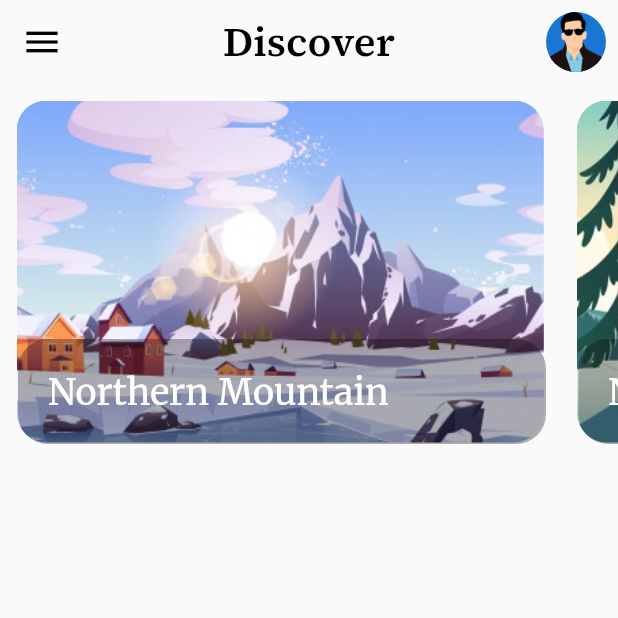
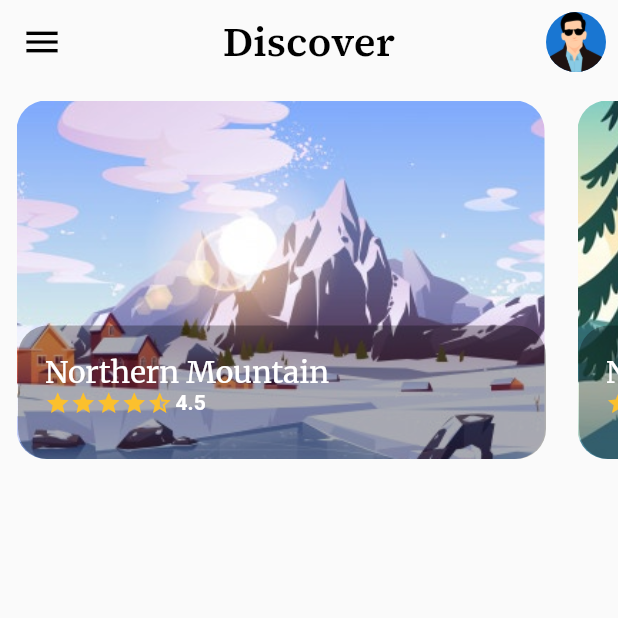
Before and after one commit to Manojkc15/Travel_App, a Flutter app: the DiscoverScreen screen opened directly, on a phone screen of 412 x 824 dp, the top half of it. Run offline on Flutter 3.47's test engine with Material 2 defaults, Android fonts, the light colour scheme and no system bars; our stand-ins replace google_fonts, page_transition.

Commit message:
adds static ratings

```diff
--- a/lib/Components/card_sample.dart
+++ b/lib/Components/card_sample.dart
@@ -1,5 +1,6 @@
 import 'dart:ui';
 
+import 'package:flutter/cupertino.dart';
 import 'package:flutter/material.dart';
 import 'package:google_fonts/google_fonts.dart';
 
@@ -19,28 +20,78 @@ class CardSample extends StatelessWidget {
     return Stack(
       children: [
         Container(
-          margin: const EdgeInsets.all(11.0),
+          margin: const EdgeInsets.fromLTRB(
+            11.0,
+            11.0,
+            11.0,
+            0.0,
+          ),
           child: ClipRRect(
-            borderRadius: const BorderRadius.all(Radius.circular(20.0)),
+            borderRadius: const BorderRadius.all(
+              Radius.circular(20.0),
+            ),
             child: image,
           ),
         ),
         Container(
           width: MediaQuery.of(context).size.width - 60,
-          margin: const EdgeInsets.only(left: 12.0, top: 170.0),
-          padding: const EdgeInsets.all(20.0),
+          margin: const EdgeInsets.only(left: 12.0, top: 161.0),
+          padding: const EdgeInsets.all(18.0),
           decoration: BoxDecoration(
             borderRadius: BorderRadius.circular(20.0),
             color: Colors.black.withOpacity(0.3),
           ),
-          child: Text(
-            title,
-            style: GoogleFonts.merriweather(
-              fontSize: 24.0,
-              color: Colors.white,
-            ),
+          child: Column(
+            crossAxisAlignment: CrossAxisAlignment.start,
+            children: [
+              Text(
+                title,
+                style: GoogleFonts.merriweather(
+                  fontSize: 20.0,
+                  color: Colors.white,
+                ),
+              ),
+              Row(
+                children: [
+                  Icon(
+                    Icons.star,
+                    color: Colors.yellow[700],
+                    size: 17,
+                  ),
+                  Icon(
+                    Icons.star,
+                    color: Colors.yellow[700],
+                    size: 17,
+                  ),
+                  Icon(
+                    Icons.star,
+                    color: Colors.yellow[700],
+                    size: 17,
+                  ),
+                  Icon(
+                    Icons.star,
+                    color: Colors.yellow[700],
+                    size: 17,
+                  ),
+                  Icon(
+                    Icons.star_half,
+                    color: Colors.yellow[700],
+                    size: 17,
+                  ),
+                  const SizedBox(width: 2),
+                  Text(
+                    '4.5',
+                    style: GoogleFonts.roboto(
+                      fontWeight: FontWeight.bold,
+                      color: Colors.white,
+                    ),
+                  ),
+                ],
+              ),
+            ],
           ),
         ),
+        // Icon(Icons.star),
       ],
     );
   }
--- a/lib/Screens/discover_screen.dart
+++ b/lib/Screens/discover_screen.dart
@@ -39,28 +39,36 @@ class DiscoverScreen extends StatelessWidget {
           ),
         ],
       ),
-      // body: Container(
-      // child: CardSample(
-      //   image: Image.asset('assets/images/mountain1.png'),
-      //   title: 'Northern Mountain',
-      // ),
-      // ),
       body: SizedBox(
         height: 250,
         child: ListView(
           scrollDirection: Axis.horizontal,
           children: [
             CardSample(
-              image: Image.asset('assets/images/mountain1.png'),
+              image: Image.asset(
+                'assets/images/mountain1.png',
+                width: 352,
+                height: 355,
+                fit: BoxFit.fitHeight,
+              ),
               title: 'Northern Mountain',
             ),
             CardSample(
               image: Image.asset('assets/images/national-park-winter.jpg'),
-              title: 'Northern Mountain',
+              title: 'National Park',
             ),
             CardSample(
               image: Image.asset('assets/images/Greenough-mountain.jpg'),
-              title: 'Northern Mountain',
+              title: 'Greenough Mountain',
+            ),
+            CardSample(
+              image: Image.asset(
+                'assets/images/mountain2.png',
+                width: 352,
+                height: 350,
+                fit: BoxFit.fitHeight,
+              ),
+              title: 'Snowy Mountain',
             ),
           ],
         ),
```
Also changed, not shown: assets/images/mountain2.png (added).
